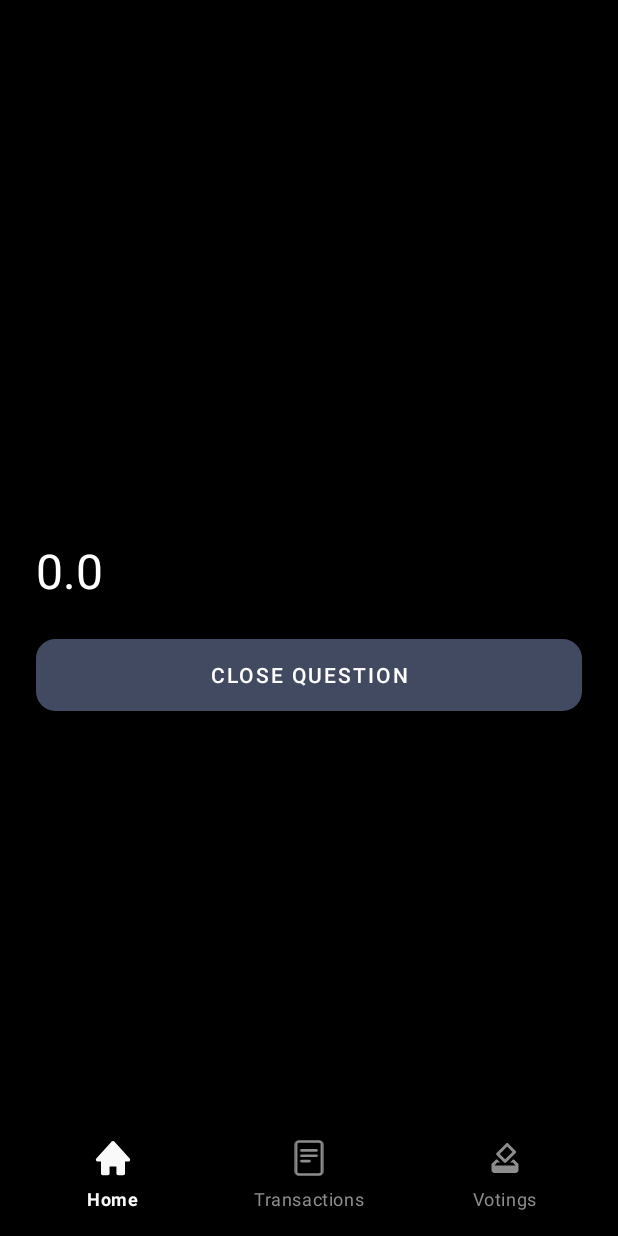
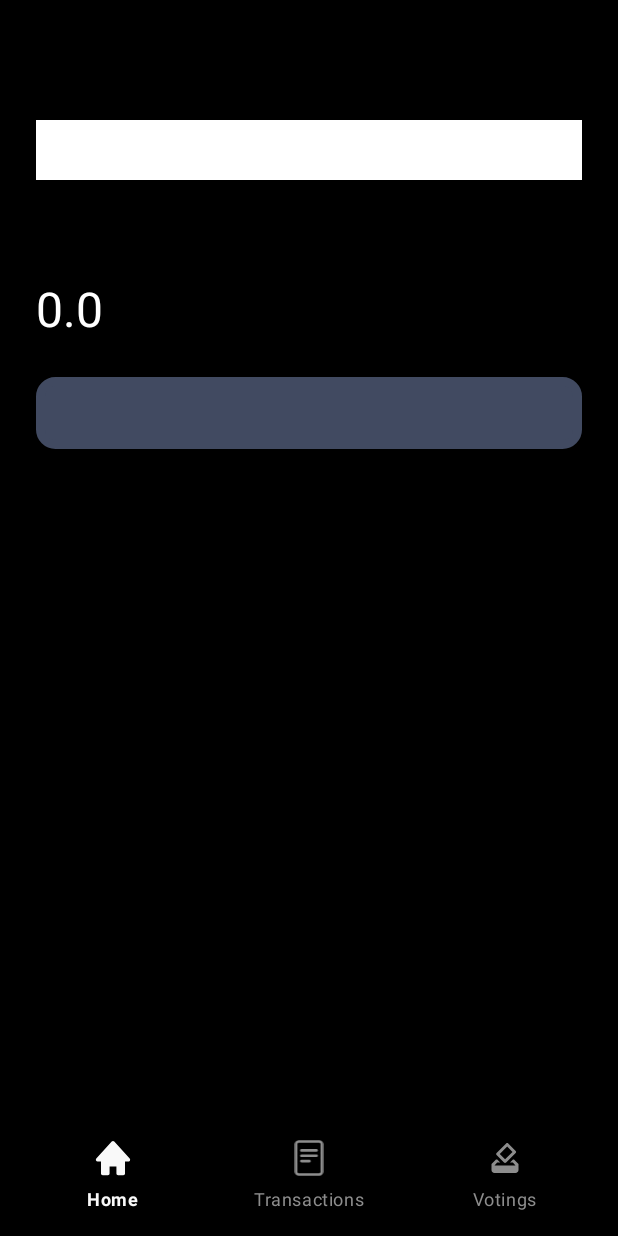
Before and after one commit to artem-barabash/AdminPanel, an Android app: the fragment VotingPageFragment placed in its activity, on a phone screen of 412 x 824 dp. Run offline under Robolectric (Android 15) with nearby library versions, the phone set to English and light mode, and no system bars; our stand-ins replace Firebase (no records; nobody signed in at launch, a user with empty details on screens opened directly); 9 statements that could not run were skipped.

```diff
--- a/app/src/main/java/com/example/adminpanel/data/utilities/VotingFirebaseManager.kt
+++ b/app/src/main/java/com/example/adminpanel/data/utilities/VotingFirebaseManager.kt
@@ -33,12 +33,14 @@ class VotingFirebaseManager {
 
 
                     for (h in snapshot.children) {
+
+                        val isOpen = h.child("open").value.toString() == "true"
                         list.add(
                             Question(
                                 id,
                                 h.child("number").value.toString(),
                                 h.child("textQuestion").value.toString(),
-                                true,
+                                isOpen,
                                 h.child("time").value.toString()
                             )
                         )
--- a/app/src/main/res/font/poppins_medium.xml
+++ /dev/null
@@ -1,7 +0,0 @@
-<?xml version="1.0" encoding="utf-8"?>
-<font-family xmlns:app="http://schemas.android.com/apk/res-auto"
-    app:fontProviderAuthority="com.google.android.gms.fonts"
-    app:fontProviderPackage="com.google.android.gms"
-    app:fontProviderQuery="name=Poppins&amp;weight=500"
-    app:fontProviderCerts="@array/com_google_android_gms_fonts_certs">
-</font-family>
--- a/app/src/main/res/layout/fragment_voting_page.xml
+++ b/app/src/main/res/layout/fragment_voting_page.xml
@@ -22,41 +22,45 @@
             android:layout_height="wrap_content"
             android:layout_marginStart="24dp"
             android:layout_marginTop="24dp"
+            android:layout_marginEnd="24dp"
             android:text=""
             android:textColor="@color/txt_color_2"
             android:textSize="24sp"
             app:fontFamily="@font/poppins_medium"
             app:layout_constraintEnd_toEndOf="parent"
+            app:layout_constraintHorizontal_bias="0.0"
             app:layout_constraintStart_toStartOf="parent"
             app:layout_constraintTop_toTopOf="parent" />
 
         <TextView
             android:id="@+id/textViewTime"
-            android:layout_width="wrap_content"
+            android:layout_width="0dp"
             android:layout_height="wrap_content"
-            android:layout_marginTop="24dp"
+            android:layout_marginStart="24dp"
+            android:layout_marginTop="16dp"
             android:layout_marginEnd="24dp"
+            android:layout_marginBottom="16dp"
             android:background="@color/white"
             android:text=""
             android:textColor="@color/black"
             android:textSize="24sp"
             app:fontFamily="@font/poppins_medium"
-            app:layout_constraintTop_toBottomOf="@+id/textViewTitle"
+            app:layout_constraintBottom_toTopOf="@+id/variantsRecyclerView"
+            app:layout_constraintEnd_toEndOf="parent"
             app:layout_constraintStart_toStartOf="parent"
-            app:layout_constraintTop_toTopOf="parent" />
+            app:layout_constraintTop_toBottomOf="@+id/textViewTitle" />
 
         <androidx.recyclerview.widget.RecyclerView
             android:id="@+id/variantsRecyclerView"
             android:layout_width="match_parent"
             android:layout_height="wrap_content"
             android:layout_marginStart="24dp"
-            android:layout_marginTop="24dp"
             android:layout_marginEnd="24dp"
-            app:layout_constraintBottom_toBottomOf="parent"
+            android:layout_marginBottom="24dp"
+            app:layout_constraintBottom_toTopOf="@+id/textSumVoting"
             app:layout_constraintEnd_toEndOf="parent"
             app:layout_constraintStart_toStartOf="parent"
-            app:layout_constraintTop_toBottomOf="@+id/textViewTitle">
-        </androidx.recyclerview.widget.RecyclerView>
+            app:layout_constraintTop_toBottomOf="@+id/textViewTime"></androidx.recyclerview.widget.RecyclerView>
 
         <TextView
             android:id="@+id/textSumVoting"
@@ -72,7 +76,7 @@
             app:layout_constraintBottom_toTopOf="@+id/buttonClose"
             app:layout_constraintEnd_toEndOf="parent"
             app:layout_constraintStart_toStartOf="parent"
-            app:layout_constraintTop_toBottomOf="@id/variantsRecyclerView"
+            app:layout_constraintTop_toBottomOf="@+id/variantsRecyclerView"
             tools:ignore="HardcodedText" />
 
         <Button
@@ -83,12 +87,11 @@
             android:layout_marginEnd="24dp"
             android:layout_marginBottom="16dp"
             android:background="@drawable/border_btn_send"
-            android:text="@string/close_question"
             android:textColor="@color/white"
             app:backgroundTint="@color/bg_color_1"
             app:layout_constraintBottom_toBottomOf="parent"
             app:layout_constraintEnd_toEndOf="parent"
             app:layout_constraintStart_toStartOf="parent"
-            app:layout_constraintTop_toBottomOf="@+id/variantsRecyclerView" />
+            app:layout_constraintTop_toBottomOf="@+id/textSumVoting" />
     </androidx.constraintlayout.widget.ConstraintLayout>
 </androidx.core.widget.NestedScrollView>
--- a/app/src/main/res/values/strings.xml
+++ b/app/src/main/res/values/strings.xml
@@ -41,4 +41,6 @@
     <string name="fill_form" translatable="false">Fill out the form completely!</string>
 
     <string name="close_question" translatable="false" tools:ignore="ExtraTranslation">Close Question</string>
+    <string name="already_close">Question was closed already</string>
+    <string name="is_closed">Question is closed</string>
 </resources>
```
Also changed, not shown: app/src/main/java/com/example/adminpanel/presentation/adapter/VarViewAdapter.kt (+6 -3 lines), app/src/main/java/com/example/adminpanel/presentation/ui/fragment/VotingPageFragment.kt (+10 -6 lines), app/src/main/res/layout/fragment_home.xml (+7 -6 lines), app/src/main/res/font/poppins_medium.ttf (added).
